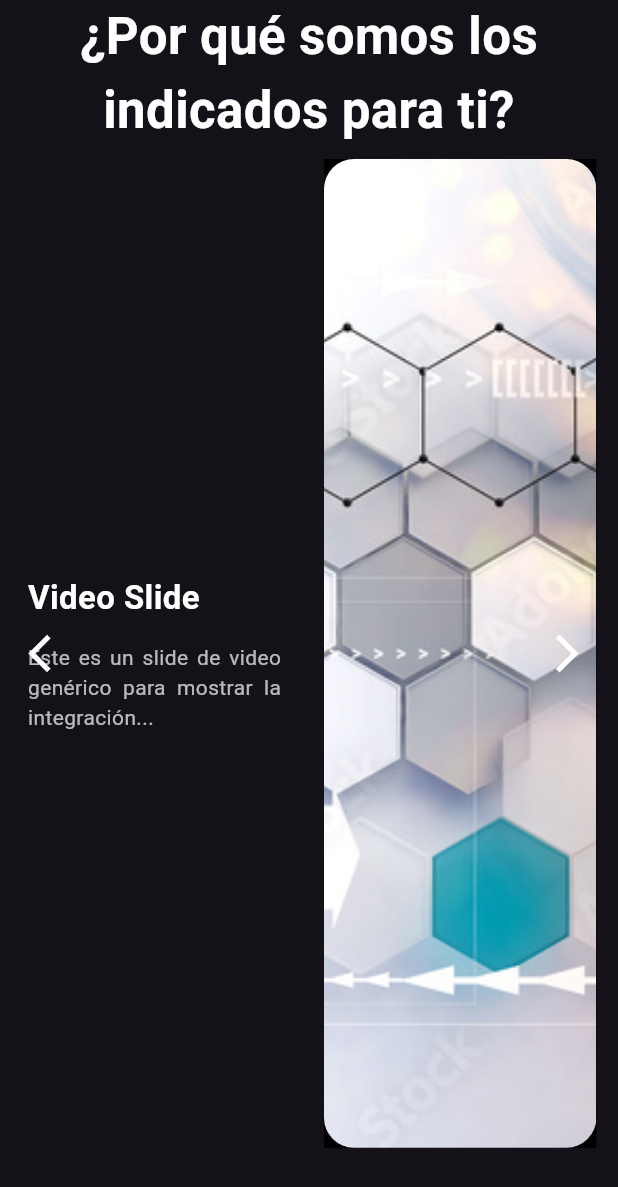
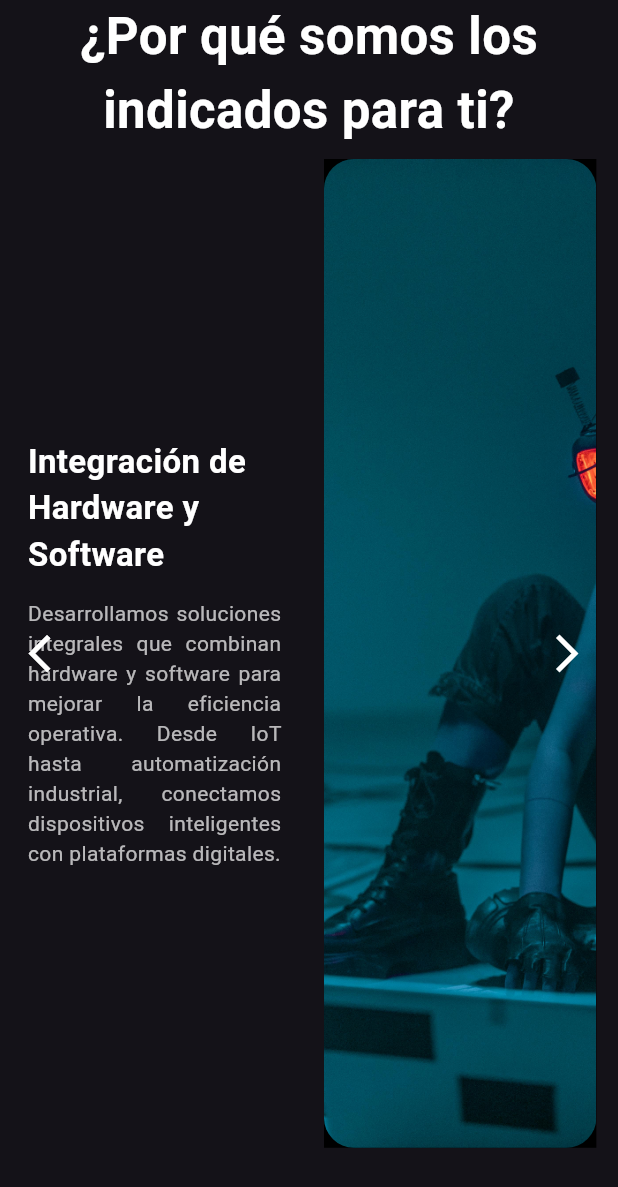
Before and after one commit to ElectronicSBD1301/dark-matter-page, a Flutter app: the SliderSection widget shown alone on an empty page, opened directly, on a phone screen of 412 x 824 dp. Shown: the top 1187 px of the screen. Run offline on Flutter 3.47's test engine with Material 3 defaults, Android fonts, the phone set to English and light mode, and no system bars; our stand-ins replace auto_size_text, firebase_core, rive, video_player, widget_and_text_animator; missing offline and left inert: dart:html, flutter_gl, three_dart; accounts and stored records are empty; network calls fail.

Commit message:
version 4

```diff
--- a/lib/widgets/slider_section.dart
+++ b/lib/widgets/slider_section.dart
@@ -26,6 +26,86 @@
   Timer? _autoSlideTimer;
 
   // Slides reales. Cada slide de tipo 'video' podría tener su propia 'videoAsset'.
+  // Slides reales con descripciones mejoradas y archivos multimedia organizados.
+  final List<Map<String, String>> _slides = [
+    {
+      'title': 'Innovación',
+      'description': 'En Dark Matter Code, la innovación es nuestro motor principal. '
+          'Nos dedicamos a crear soluciones tecnológicas avanzadas que transforman negocios. '
+          'Desde inteligencia artificial hasta automatización, aplicamos tecnología de vanguardia '
+          'para garantizar que tu empresa esté siempre un paso adelante.',
+      'type': 'text',
+      'image': 'assets/images/innovation.jpg',
+    },
+    {
+      'title': 'Desarrollo de Software',
+      'description':
+          'Diseñamos y desarrollamos software a la medida, adaptándonos a las necesidades '
+              'de cada cliente. Nuestro equipo crea aplicaciones web y móviles eficientes, seguras y escalables, '
+              'optimizando procesos para maximizar la productividad.',
+      'type': 'video',
+      'videoAsset': 'assets/images/software_development.mp4',
+    },
+    {
+      'title': 'Consultoría en TI',
+      'description':
+          'Brindamos asesoría estratégica en tecnología para empresas que buscan optimizar sus sistemas y procesos. '
+              'Desde análisis de datos hasta migraciones a la nube, te guiamos en la transformación digital.',
+      'type': 'text',
+      'image': 'assets/images/it_consulting.jpg',
+    },
+    {
+      'title': 'Integración de Hardware y Software',
+      'description':
+          'Desarrollamos soluciones integrales que combinan hardware y software para mejorar la eficiencia operativa. '
+              'Desde IoT hasta automatización industrial, conectamos dispositivos inteligentes con plataformas digitales.',
+      'type': 'text',
+      'image': 'assets/images/hardware_software.jpg',
+    },
+    {
+      'title': 'Ciberseguridad y Protección de Datos',
+      'description':
+          'Protegemos tu información con soluciones avanzadas de ciberseguridad. Implementamos cifrado, firewalls, '
+              'y monitoreo en tiempo real para garantizar la integridad de tus datos y prevenir amenazas digitales.',
+      'type': 'video',
+      'videoAsset': 'assets/images/cybersecurity.mp4',
+    },
+    {
+      'title': 'Automatización e Inteligencia Artificial',
+      'description':
+          'La inteligencia artificial está revolucionando la industria, y en Dark Matter Code '
+              'la utilizamos para optimizar procesos, reducir costos y mejorar la toma de decisiones '
+              'a través de modelos predictivos y automatización avanzada.',
+      'type': 'video',
+      'videoAsset': 'assets/images/ai_automation.mp4',
+    },
+    {
+      'title': 'Nuestra Experiencia en Acción',
+      'description':
+          'Descubre cómo nuestras soluciones tecnológicas han ayudado a empresas a innovar y crecer. '
+              'Mira algunos de nuestros proyectos en acción y conoce cómo trabajamos.',
+      'type': 'text',
+      'image': 'assets/images/experience.jpg',
+    },
+    /*{
+    'title': 'Casos de Éxito',
+    'description':
+        'Explora historias de éxito de empresas que han transformado sus operaciones '
+        'gracias a nuestras soluciones digitales. La innovación aplicada en el mundo real.',
+    'type': 'video',
+    'videoAsset': 'assets/videos/success_cases.mp4',
+  },
+  {
+    'title': 'Contáctanos',
+    'description':
+        '¿Listo para llevar tu empresa al siguiente nivel? En Dark Matter Code '
+        'estamos aquí para ayudarte a construir el futuro con tecnología. ¡Hablemos!',
+    'type': 'text',
+    'image': 'assets/images/contact.png',
+  },*/
+  ];
+/*
+
   final List<Map<String, String>> _slides = [
     {
       'title': 'Innovación',
@@ -55,7 +135,7 @@
       'videoAsset': 'assets/images/slide.mp4',
     },
   ];
-
+*/
   @override
   void initState() {
     super.initState();
```
Also changed, not shown: pubspec.yaml (+7 -1 lines), assets/images/experience.jpg (added), assets/images/hardware_software.jpg (added), assets/images/innovation.jpg (added), assets/images/it_consulting.jpg (added), 5 other files.
